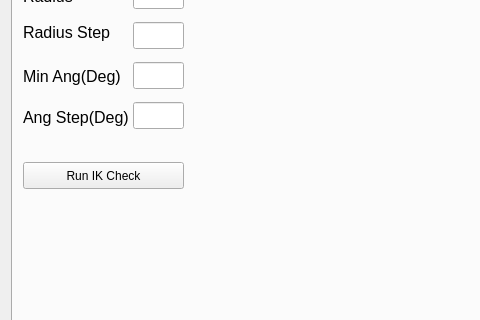
The window that moveit_cartesian_plan_plugin/src/widgets/path_planning_widget.ui (peanut-robotics/fermi) describes before a commit, drawn with Qt 5; both pictures show x 0 to 480 and y 323 to 643 of the 661 by 729 pixel window.
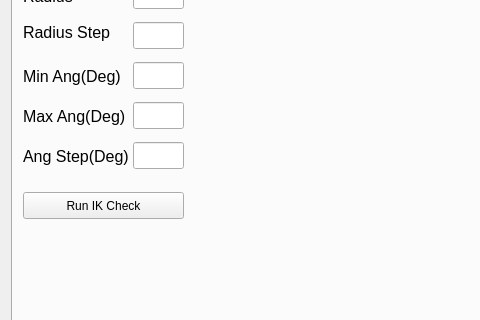
The same window after the commit.

```diff
--- a/moveit_cartesian_plan_plugin/src/widgets/path_planning_widget.ui
+++ b/moveit_cartesian_plan_plugin/src/widgets/path_planning_widget.ui
@@ -1130,7 +1130,7 @@
        <property name="geometry">
         <rect>
          <x>10</x>
-         <y>420</y>
+         <y>450</y>
          <width>161</width>
          <height>27</height>
         </rect>
@@ -1295,9 +1295,9 @@
        <property name="geometry">
         <rect>
          <x>10</x>
-         <y>360</y>
+         <y>400</y>
          <width>111</width>
-         <height>31</height>
+         <height>28</height>
         </rect>
        </property>
        <property name="font">
@@ -1313,7 +1313,7 @@
        <property name="geometry">
         <rect>
          <x>120</x>
-         <y>360</y>
+         <y>400</y>
          <width>51</width>
          <height>27</height>
         </rect>
@@ -1375,6 +1375,34 @@
         </rect>
        </property>
       </widget>
+      <widget class="QLabel" name="label_19">
+       <property name="geometry">
+        <rect>
+         <x>10</x>
+         <y>360</y>
+         <width>111</width>
+         <height>28</height>
+        </rect>
+       </property>
+       <property name="font">
+        <font>
+         <pointsize>12</pointsize>
+        </font>
+       </property>
+       <property name="text">
+        <string>Max Ang(Deg)</string>
+       </property>
+      </widget>
+      <widget class="QLineEdit" name="robot_ik_max_ang">
+       <property name="geometry">
+        <rect>
+         <x>120</x>
+         <y>360</y>
+         <width>51</width>
+         <height>27</height>
+        </rect>
+       </property>
+      </widget>
      </widget>
     </widget>
    </item>
```
Left out of the diff: 2 changed lines with no effect on the pictures.
